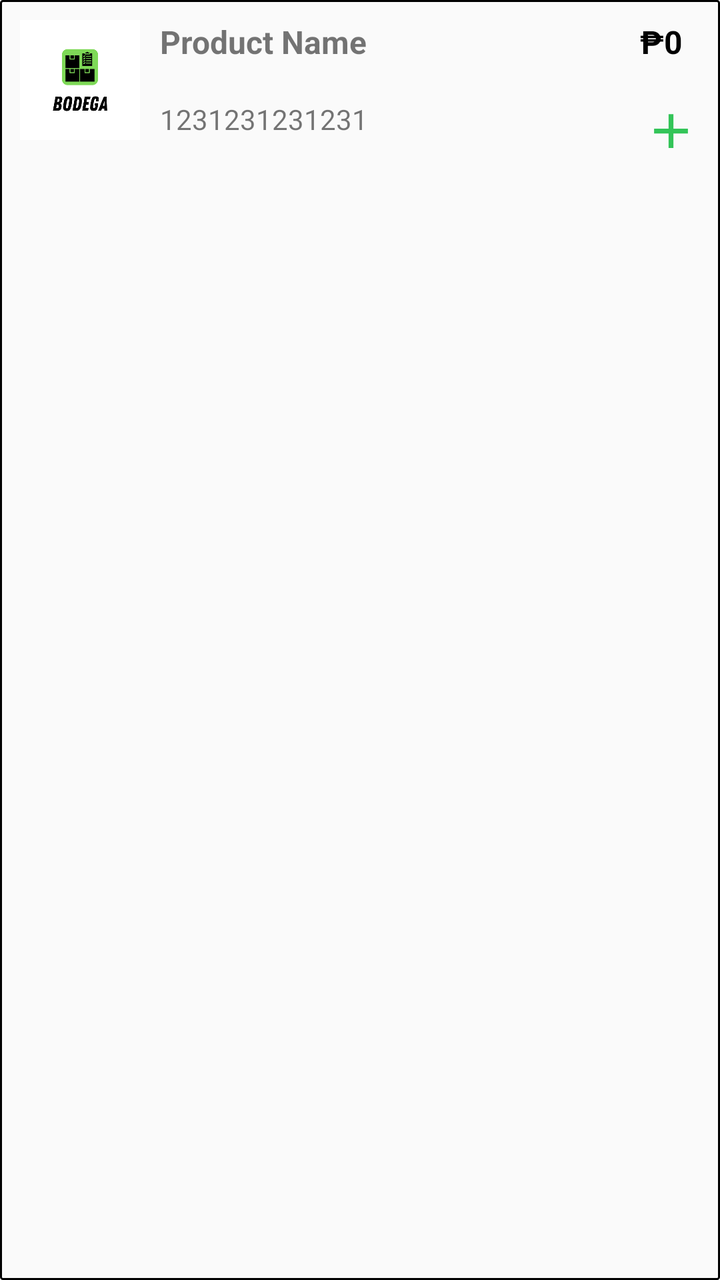
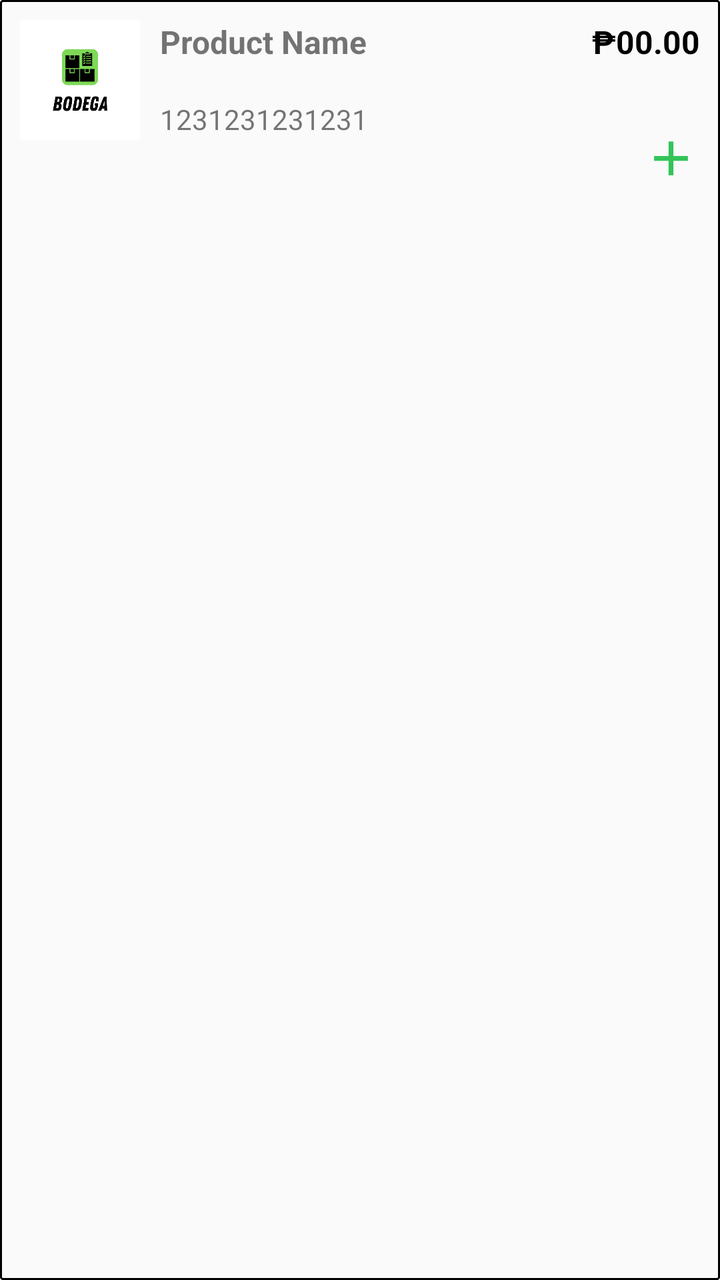

Before-and-after screenshots of an Android layout around one commit, followed by the original layout XML and the change that was made.
<!-- AndroidManifest.xml: application theme Theme.MyApp -->
<!-- res/layout/item_product.xml -->
<LinearLayout xmlns:android="http://schemas.android.com/apk/res/android"
    xmlns:tools="http://schemas.android.com/tools"
    android:layout_width="355dp"
    android:layout_height="wrap_content"
    xmlns:app="http://schemas.android.com/apk/res-auto"
    android:background="@drawable/product_corner"
    android:orientation="horizontal"
    android:padding="10dp">

    <ImageView
        android:id="@+id/imgIcon"
        android:layout_width="60dp"
        android:layout_height="60dp"
        android:src="@drawable/logo"
        android:layout_marginEnd="10dp" />

    <LinearLayout
        android:layout_weight="1"
        android:layout_width="0dp"

        android:layout_height="wrap_content"
        android:orientation="vertical">

        <TextView
            android:id="@+id/tvName"
            android:text="Product Name"
            android:textStyle="bold"
            android:textSize="16sp"
            android:layout_height="40dp"
            android:layout_width="200dp"/>

        <TextView
            android:id="@+id/tvBarcode"
            android:text="1231231231231"
            android:textSize="14sp"
            android:layout_height="40dp"
            android:layout_width="200dp"/>

    </LinearLayout>

    <LinearLayout
        android:orientation="vertical"
        android:layout_width="wrap_content"
        android:layout_height="wrap_content"
        android:gravity="center_vertical">

        <TextView
            android:id="@+id/tvPrice"
            android:text="₱00.00"
            android:textSize="16sp"
            android:textStyle="bold"
            android:textColor="#000000"
            android:layout_height="20dp"
            android:layout_width="30dp"/>

        <ImageView
            android:id="@+id/btnAdd"
            android:layout_width="29dp"
            android:layout_marginTop="20dp"
            android:layout_height="31dp"
            android:layout_gravity="end"
            android:clickable="true"
            android:contentDescription="@string/action_sign_in"
            android:src="@drawable/ic_add"
            app:tint="#33C458"
            tools:ignore="TouchTargetSizeCheck" />
    </LinearLayout>
</LinearLayout>
<!-- resources referenced by this layout -->
<resources>
  <!-- drawable ic_add (drawable) -->
  <vector xmlns:android="http://schemas.android.com/apk/res/android"
      android:width="24dp"
      android:height="24dp"
      android:viewportWidth="24"
      android:viewportHeight="24"
      android:tint="#000000">
  
  
      <path
          android:fillColor="@android:color/white"
          android:pathData="M19,13h-6v6h-2v-6H5v-2h6V5h2v6h6v2z" />
  </vector>
  <!-- drawable logo: png bitmap (drawable, 13762 bytes) -->
  <!-- drawable product_corner (drawable) -->
  <?xml version="1.0" encoding="utf-8"?>
  <shape xmlns:android="http://schemas.android.com/apk/res/android"
      android:shape="rectangle">
      <corners android:radius="1dp"/>
      <stroke android:width="1dip" android:color="@color/black" />
  
  </shape>
  <string name="action_sign_in">Sign in or register</string>
  <style name="Theme.MyApp" parent="Theme.AppCompat.Light.NoActionBar">
  
      </style>
  <color name="black">#FF000000</color>
</resources>

<!-- the commit's change to res/layout/item_product.xml (unified diff, before → after) -->
@@ -50,8 +50,10 @@
             android:textSize="16sp"
             android:textStyle="bold"
             android:textColor="#000000"
-            android:layout_height="20dp"
-            android:layout_width="30dp"/>
+            android:layout_height="wrap_content"
+            android:layout_width="wrap_content"
+            android:layout_marginBottom="12dp"
+            android:layout_gravity="end"/>
 
         <ImageView
             android:id="@+id/btnAdd"
@@ -59,6 +61,7 @@
             android:layout_marginTop="20dp"
             android:layout_height="31dp"
             android:layout_gravity="end"
+            android:layout_marginStart="12dp"
             android:clickable="true"
             android:contentDescription="@string/action_sign_in"
             android:src="@drawable/ic_add"
